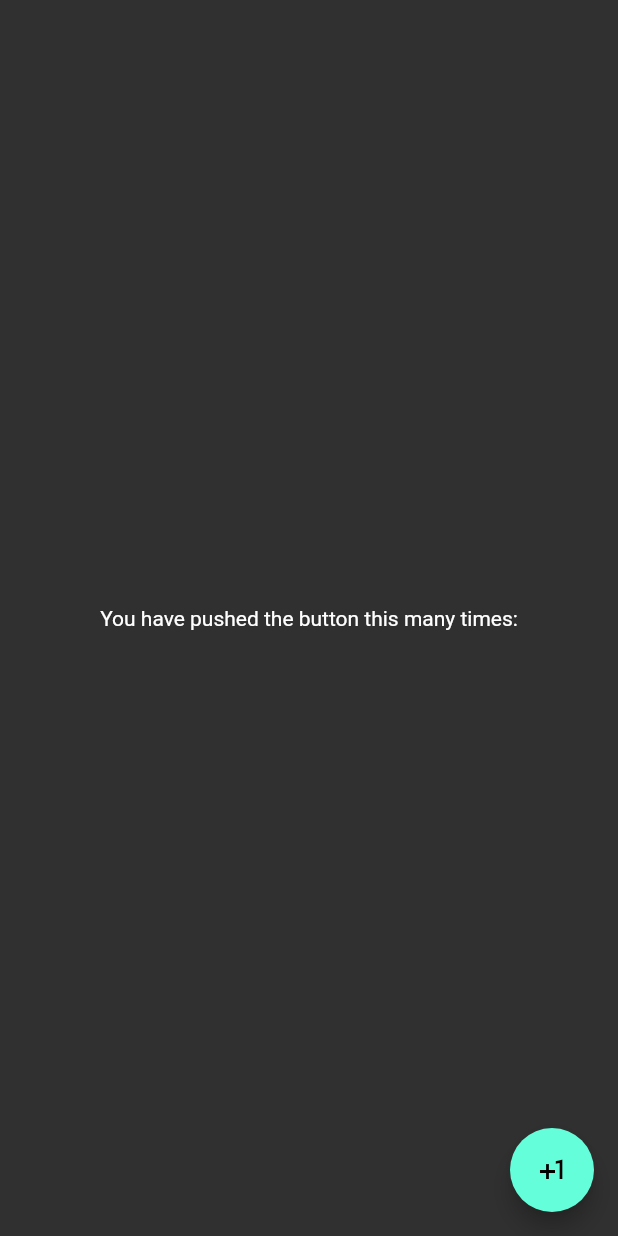
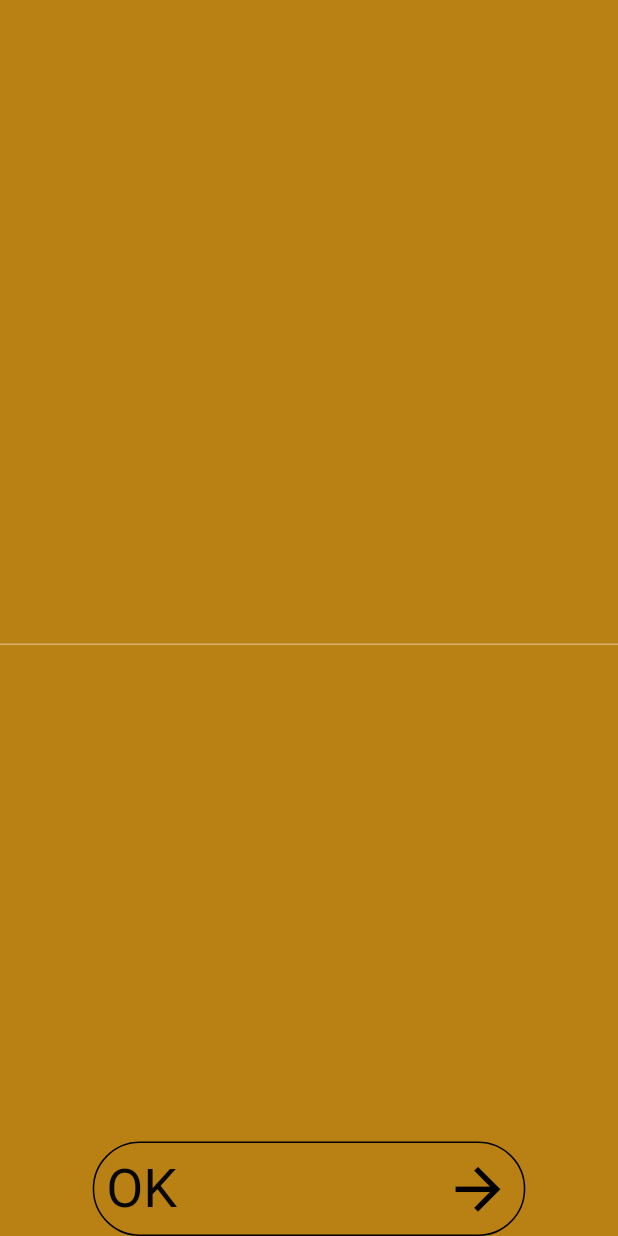
Before and after one commit to Victoriurki/dictionary_app, a Flutter app: the HomePageView screen opened by its route, on a phone screen of 412 x 824 dp. Run offline on Flutter 3.47's test engine with Material 2 defaults, Android fonts, the phone set to English and light mode, and no system bars; our stand-ins replace dio, flutter_mobx, flutter_modular, google_fonts, mobx; generated files the repository leaves out were written again.

Commit message:
added words info on homepage.

```diff
--- /dev/null
+++ b/lib/core/adapter/remote_client/remote_client_error.dart
@@ -0,0 +1 @@
+enum RemoteClientError { badRequest, unknown }
--- a/lib/core/constants/api_routes.dart
+++ b/lib/core/constants/api_routes.dart
@@ -0,0 +1,3 @@
+class ApiRoutes {
+  static String baseUrl = 'https://api.dictionaryapi.dev/api/v2/entries/en';
+}
--- a/lib/features/homepage/view/homepageview.dart
+++ b/lib/features/homepage/view/homepageview.dart
@@ -1,4 +1,7 @@
+import 'package:dictionary_app/core/constants/app_theme.dart';
+import 'package:dictionary_app/features/homepage/controller/homepagecontroller.dart';
 import 'package:flutter/material.dart';
+import 'package:flutter_mobx/flutter_mobx.dart';
 import 'package:flutter_modular/flutter_modular.dart';
 
 class HomePageView extends StatefulWidget {
@@ -9,24 +12,73 @@ class HomePageView extends StatefulWidget {
 }
 
 class _HomePageViewState extends State<HomePageView> {
+  final _controller = Modular.get<HomePageController>();
+
+  @override
+  void initState() {
+    super.initState();
+  }
+
   @override
   Widget build(BuildContext context) {
     return Scaffold(
+      backgroundColor: const Color(0xFFB98013),
       body: Center(
         child: Column(
-          mainAxisAlignment: MainAxisAlignment.center,
+          mainAxisAlignment: MainAxisAlignment.spaceBetween,
           children: <Widget>[
-            Text(
-              'You have pushed the button this many times:',
-            ),
+            Observer(builder: (_) {
+              return Text(
+                  _controller.wordSearch.isNotEmpty ? _controller.wordType : '',
+                  style: AppThemeData().textTheme.textTheme.titleSmall);
+            }),
+            Column(children: [
+              Observer(builder: (_) {
+                return TextField(
+                  onChanged: (newValue) async {
+                    _controller.setWordSearch(newValue);
+                    await _controller.getWord();
+                  },
+                  style: AppThemeData().textTheme.textTheme.titleLarge,
+                );
+              }),
+              Observer(builder: (_) {
+                return Text(
+                  _controller.wordSearch.isNotEmpty ? _controller.phonetic : '',
+                  style: AppThemeData().textTheme.textTheme.titleSmall,
+                );
+              }),
+            ]),
+            Observer(builder: (_) {
+              return InkWell(
+                onTap: () async {
+                  await _controller.getWord();
+                },
+                child: Container(
+                    decoration: BoxDecoration(
+                      border: Border.all(color: Colors.black),
+                      borderRadius: BorderRadius.circular(32.0),
+                    ),
+                    padding: const EdgeInsets.all(8.0),
+                    width: MediaQuery.of(context).size.width * 0.7,
+                    child: Row(
+                      mainAxisAlignment: MainAxisAlignment.spaceBetween,
+                      children: [
+                        Text(
+                          'OK',
+                          style: AppThemeData().textTheme.textTheme.titleMedium,
+                        ),
+                        const Icon(
+                          Icons.arrow_forward,
+                          color: Colors.black,
+                          size: 45,
+                        )
+                      ],
+                    )),
+              );
+            }),
           ],
         ),
-      ),
-      floatingActionButton: FloatingActionButton(
-        child: Icon(Icons.plus_one),
-        onPressed: () {
-          Modular.to.navigate('/description/');
-        },
       ),
     );
   }
```
Also changed, not shown: lib/core/adapter/remote_client/remote_client.dart (added, +28 -0 lines), lib/core/constants/api_response.dart (added, +7 -0 lines), lib/features/homepage/controller/homepagecontroller.dart (+52 -0 lines), lib/features/homepage/home_page_module.dart (+7 -2 lines), lib/features/homepage/controller/homepagecontroller.g.dart (added).
